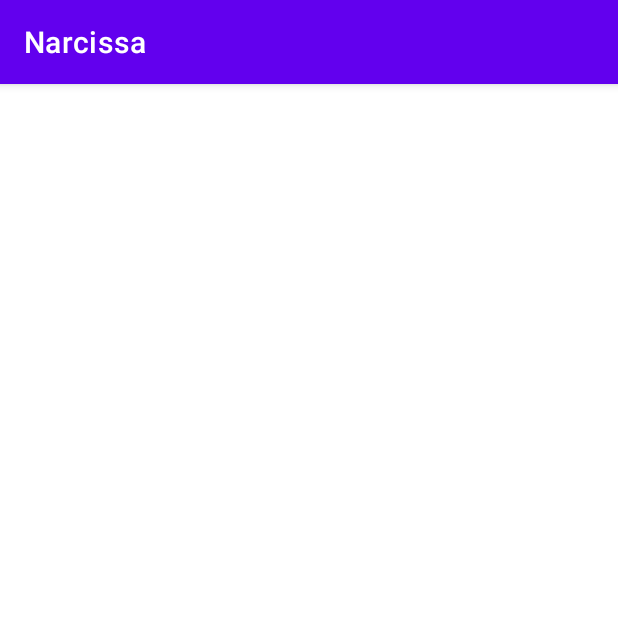
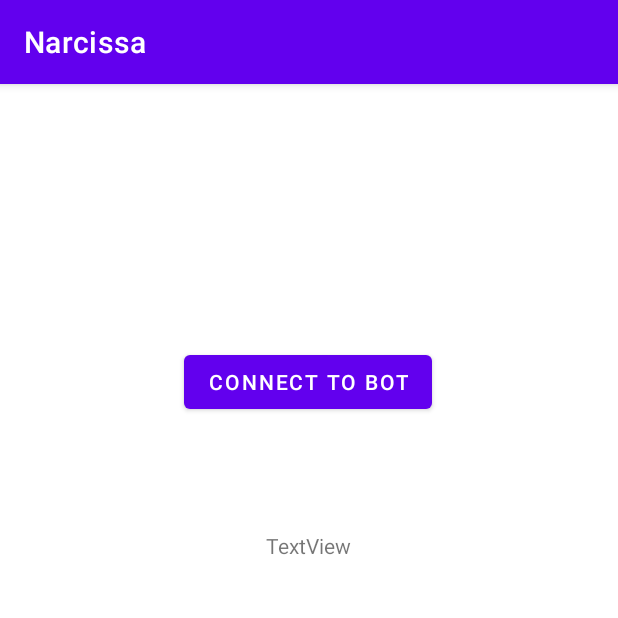
Before and after one commit to juuuleees/CMSC200-Thesis, an Android app: the BotConnector screen opened directly, with no data from a screen before it, on a phone screen of 412 x 824 dp, the top half of it. Run offline under Robolectric (Android 15) with nearby library versions, the phone set to English and light mode, and no system bars; libraries missing offline, so code that uses them is left out: com.hoho.android.

Commit message:
Added/edited files.

```diff
--- a/code/Narcissa/app/build.gradle
+++ b/code/Narcissa/app/build.gradle
@@ -37,9 +37,12 @@ dependencies {
     implementation 'androidx.constraintlayout:constraintlayout:2.1.4'
     implementation 'androidx.navigation:navigation-fragment:2.4.2'
     implementation 'androidx.navigation:navigation-ui:2.4.2'
-    implementation 'me.aflak.libraries:arduino:1.3'
     implementation project(path: ':openCV343')
     testImplementation 'junit:junit:4.13.2'
     androidTestImplementation 'androidx.test.ext:junit:1.1.3'
     androidTestImplementation 'androidx.test.espresso:espresso-core:3.4.0'
+
+    implementation 'com.github.mik3y:usb-serial-for-android:3.4.2'
+//    implementation 'com.github.felHR85:UsbSerial:6.1.0'
+
 }
--- a/code/Narcissa/app/src/main/java/com/example/narcissa/Worklog.txt
+++ b/code/Narcissa/app/src/main/java/com/example/narcissa/Worklog.txt
@@ -15,3 +15,6 @@ StackOverflow thread about it later. Will have to read bytes into buffer into im
 and repeat per frame.
 
 Errors: VideoDemonstrations.java, can't open VideoWriter
+
+7/5/2022
+Connected Android to Arduino Uno (Iduino Uno) via USB
--- a/code/Narcissa/app/src/main/res/layout/activity_bot_connector.xml
+++ b/code/Narcissa/app/src/main/res/layout/activity_bot_connector.xml
@@ -6,4 +6,31 @@
     android:layout_height="match_parent"
     tools:context=".BotConnector">
 
+    <Button
+        android:id="@+id/connect_arduino_btn"
+        android:layout_width="wrap_content"
+        android:layout_height="wrap_content"
+        android:layout_marginStart="122dp"
+        android:layout_marginTop="156dp"
+        android:layout_marginEnd="123dp"
+        android:layout_marginBottom="527dp"
+        android:text="@string/bot_connect"
+        app:layout_constraintBottom_toBottomOf="parent"
+        app:layout_constraintEnd_toEndOf="parent"
+        app:layout_constraintStart_toStartOf="parent"
+        app:layout_constraintTop_toTopOf="parent" />
+
+    <TextView
+        android:id="@+id/textView"
+        android:layout_width="wrap_content"
+        android:layout_height="wrap_content"
+        android:layout_marginStart="176dp"
+        android:layout_marginTop="66dp"
+        android:layout_marginEnd="177dp"
+        android:layout_marginBottom="442dp"
+        android:text="TextView"
+        app:layout_constraintBottom_toBottomOf="parent"
+        app:layout_constraintEnd_toEndOf="parent"
+        app:layout_constraintStart_toStartOf="parent"
+        app:layout_constraintTop_toBottomOf="@+id/connect_arduino_btn" />
 </androidx.constraintlayout.widget.ConstraintLayout>
--- a/code/Narcissa/build.gradle
+++ b/code/Narcissa/build.gradle
@@ -3,8 +3,7 @@ buildscript {
     repositories {
         google()
         mavenCentral()
-        jcenter()
-        maven { url "https://jitpack.io" }
+//        maven { url 'https//:jitpack.io'}
     }
     dependencies {
         classpath 'com.android.tools.build:gradle:7.2.1'
--- a/code/Narcissa/settings.gradle
+++ b/code/Narcissa/settings.gradle
@@ -3,7 +3,9 @@ dependencyResolutionManagement {
     repositories {
         google()
         mavenCentral()
-        jcenter() // Warning: this repository is going to shut down soon
+//        jcenter() // Warning: this repository is going to shut down soon
+        maven { url 'https://jitpack.io'}
+
     }
 }
 rootProject.name = "Narcissa"
```
Also changed, not shown: code/Narcissa/app/src/main/java/com/example/narcissa/BotConnector.java (+34 -0 lines).
